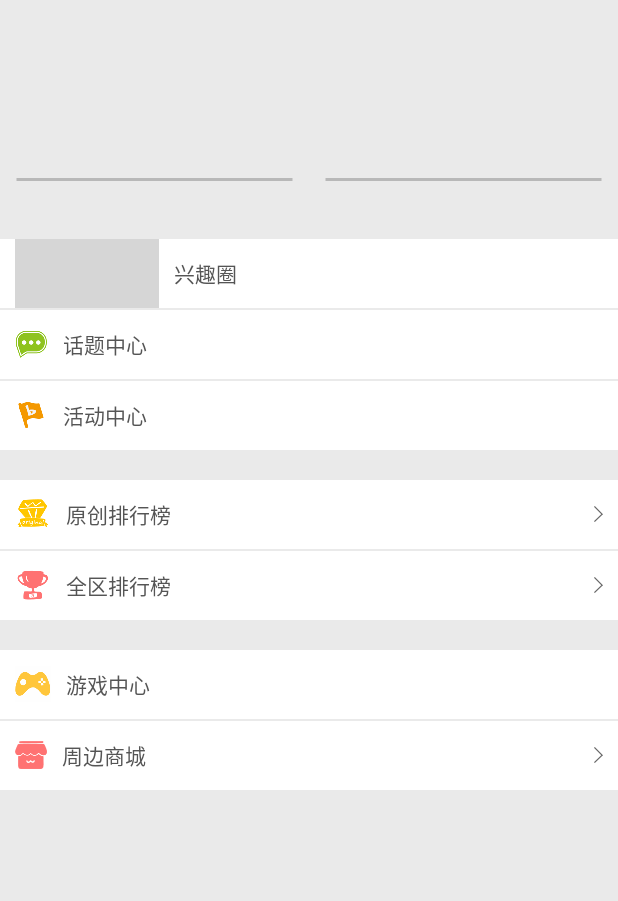
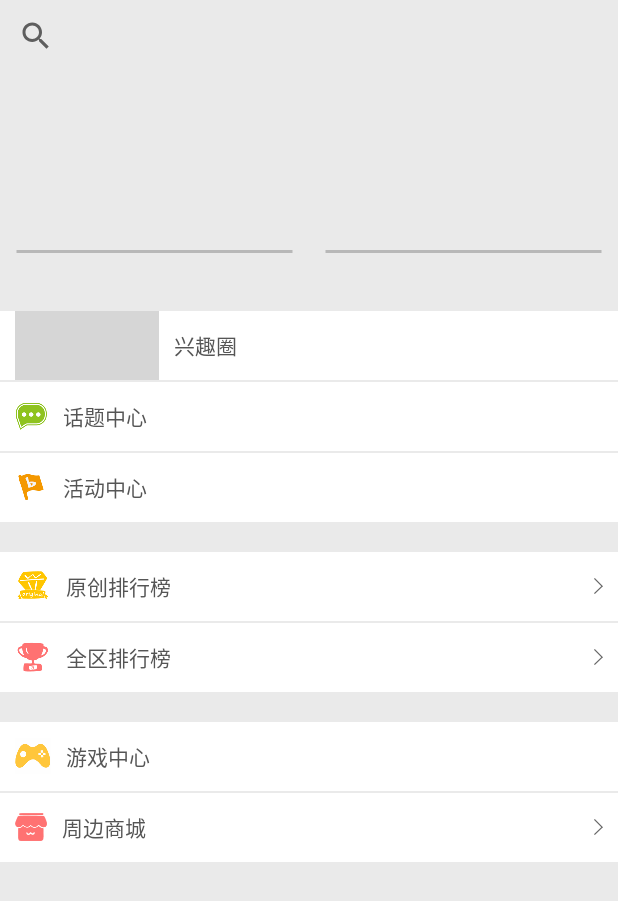
Before and after one commit to tanpuer/B-Practice, an Android app: the layout fragment_discovery.xml on its own in the app's theme, with its tools: preview values and no code run, on a phone screen of 412 x 824 dp. Shown: the top 901 px of the screen. Run offline under Robolectric (Android 15) with nearby library versions, the phone set to English and light mode, and no system bars; grey boxes are pictures that could not be loaded.

```diff
--- a/app/src/main/res/layout/fragment_discovery.xml
+++ b/app/src/main/res/layout/fragment_discovery.xml
@@ -8,6 +8,11 @@
                   android:layout_width="match_parent"
                   android:layout_height="match_parent"
         >
+        <android.support.v7.widget.SearchView
+            android:id="@+id/search_view"
+            android:layout_width="match_parent"
+            android:layout_height="wrap_content">
+        </android.support.v7.widget.SearchView>
         <android.support.v7.widget.RecyclerView
             android:id="@+id/discovery_recyclerview"
             android:layout_width="match_parent"
--- a/app/src/main/res/layout/fragment_home_pager.xml
+++ b/app/src/main/res/layout/fragment_home_pager.xml
@@ -22,7 +22,7 @@
 
                 <LinearLayout
                     android:id="@+id/navigation_linearlayout"
-                    android:layout_width="match_parent"
+                    android:layout_width="wrap_content"
                     android:layout_height="match_parent"
                     android:orientation="horizontal"
                     android:gravity="center_vertical"
```
Also changed, not shown: app/src/main/java/com/example/cw/b_practice/module/mainfragment/MainFragment.java (+5 -3 lines).
